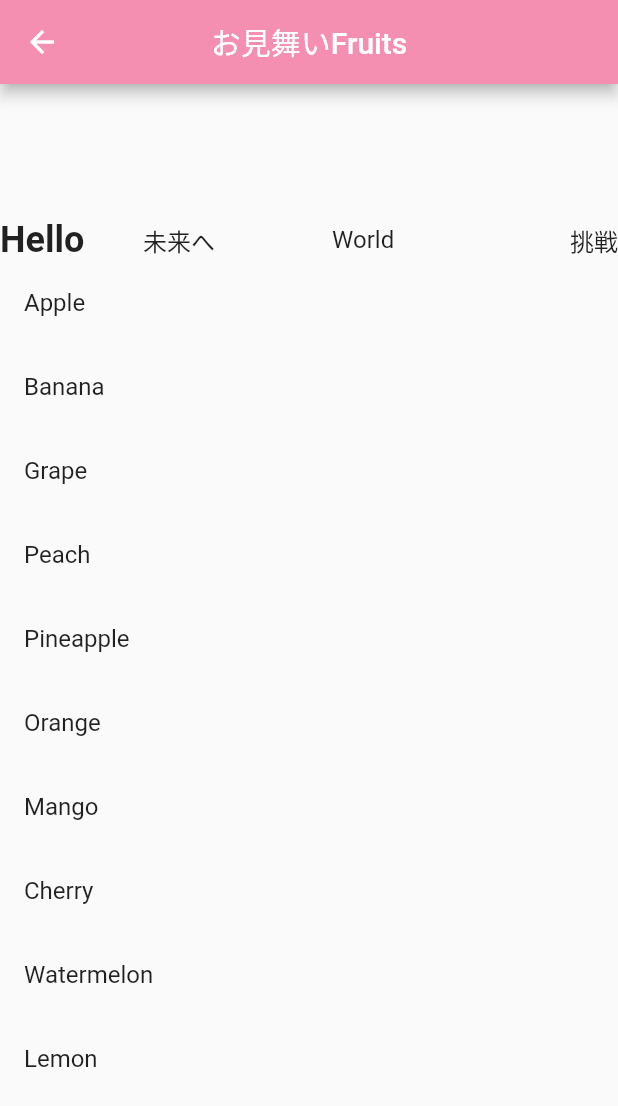
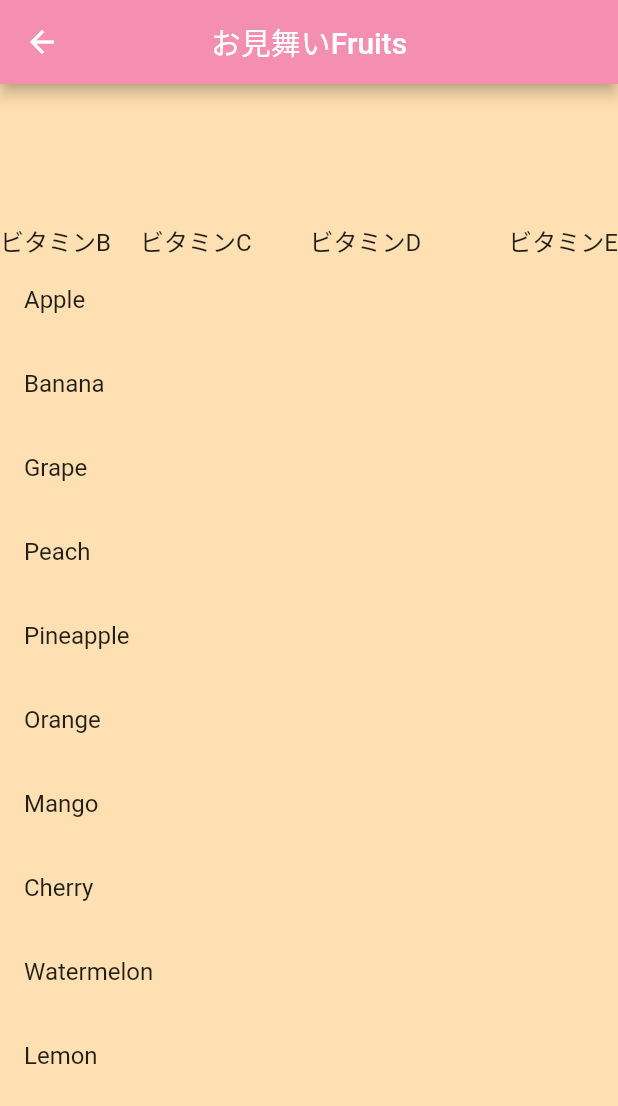
Before and after one commit to RYgithub1/medical_chart, a Flutter app: the FruitsPage screen opened directly, on a phone screen of 412 x 824 dp. Shown: the top 1106 px of the screen. Run offline on Flutter 3.47's test engine with Material 2 defaults, Android fonts, the phone set to English and light mode, and no system bars; our stand-ins replace percent_indicator, video_player.

Commit message:
Add colorFilter

```diff
--- a/lib/fruits_page.dart
+++ b/lib/fruits_page.dart
@@ -12,23 +12,23 @@ class FruitsPage extends StatelessWidget {
           centerTitle: true,
           backgroundColor: Colors.pink[200],
         ),
-        body: Column(
+        body: ColorFiltered(
+          colorFilter: ColorFilter.mode(
+            Colors.orange[100],
+            BlendMode.saturation,
+          ),
+          child: Column(
             mainAxisAlignment: MainAxisAlignment.center,
             children: <Widget>[
               Row(
                 children: <Widget>[
-                Text(
-                  "Hello", style: TextStyle(
-                    fontSize: 24,
-                    fontWeight: FontWeight.bold,
-                  ),
-                ),
+                  Text("ビタミンB", style: TextStyle(fontSize: 16)),
                   Spacer(flex:1),
-                Text("未来へ", style: TextStyle(fontSize: 16)),
+                  Text("ビタミンC", style: TextStyle(fontSize: 16)),
                   Spacer(flex:2),
-                Text("World", style: TextStyle(fontSize: 16)),
+                  Text("ビタミンD", style: TextStyle(fontSize: 16)),
                   Spacer(flex:3),
-                Text("挑戦", style: TextStyle(fontSize: 16)),
+                  Text("ビタミンE", style: TextStyle(fontSize: 16)),
                 ],
               ),
               ListTile(title: Text("Apple")),
@@ -44,6 +44,7 @@ class FruitsPage extends StatelessWidget {
             ],
           ),
         ),
+      ),
     );
   }
 }
--- a/lib/medical_alert.dart
+++ b/lib/medical_alert.dart
@@ -30,7 +30,16 @@ class _MedicalAlertState extends State<MedicalAlert> {
         content: Column(
           children: <Widget>[
             Text('Are you OK?'),
-            Image.asset("assets/images/medical_alert.png"),
+            ColorFiltered(
+              colorFilter: ColorFilter.mode(
+                Colors.orange[200],
+                // BlendMode.modulate,
+                // BlendMode.darken,
+                // BlendMode.colorBurn,
+                BlendMode.difference
+              ),
+              child: Image.asset("assets/images/medical_alert.png"),
+            ),
           ]
         ),
         actions: <Widget>[
```
Lines whose indentation alone changed are shown as unchanged.
